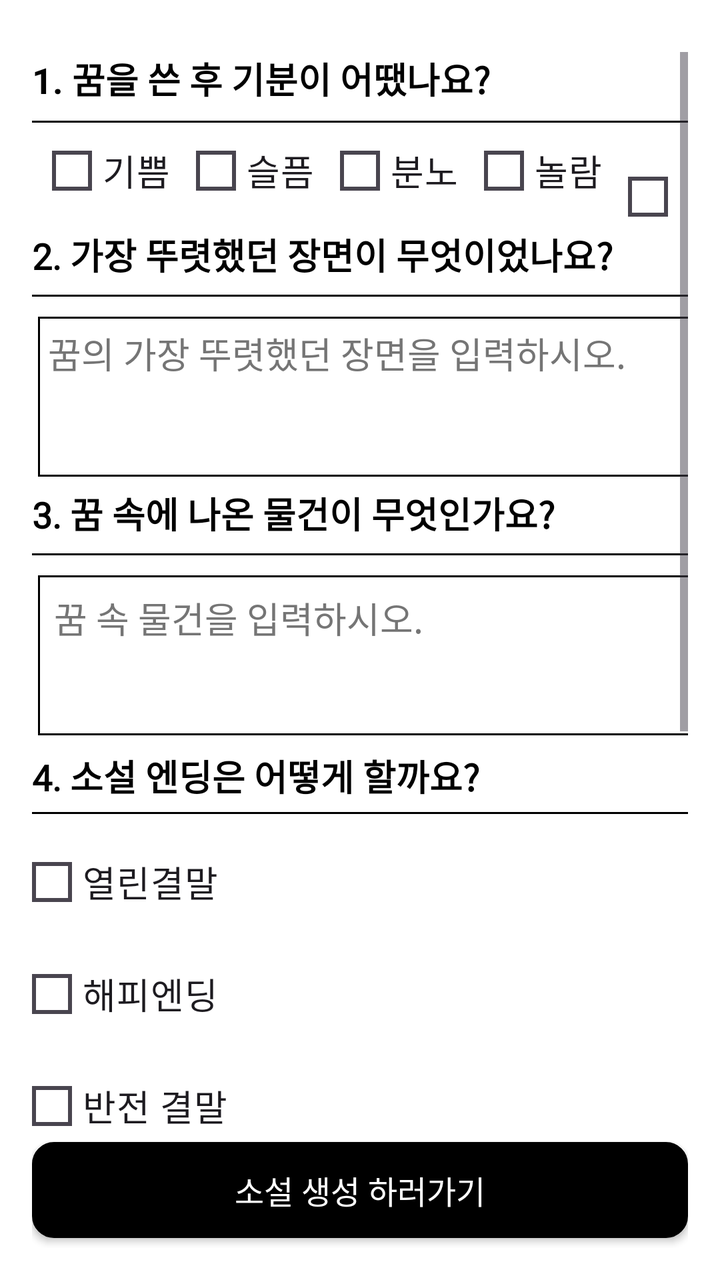
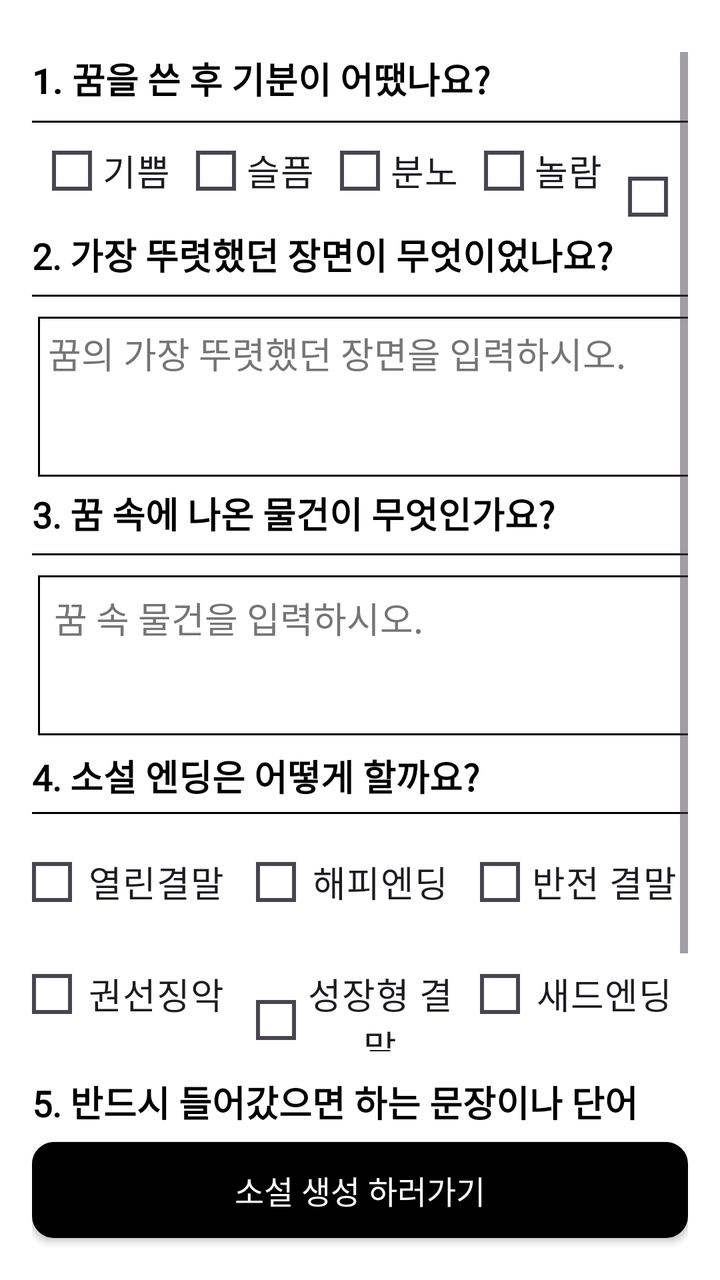

Before-and-after screenshots of an Android layout around one commit, followed by the original layout XML and the change that was made.
<!-- AndroidManifest.xml: application theme Theme.Material3.DayNight.NoActionBar -->
<!-- res/layout/dream_based_nov.xml -->
<?xml version="1.0" encoding="utf-8"?>
<RelativeLayout xmlns:android="http://schemas.android.com/apk/res/android"
    android:layout_width="match_parent"
    android:layout_height="match_parent"
    android:background="#FFFFFF"
    android:padding="16dp">

    
    <ScrollView
        android:layout_width="match_parent"
        android:layout_height="match_parent"
        android:paddingTop="10dp"
        android:layout_above="@+id/btnGenerateNovel">

        <LinearLayout
            android:layout_width="match_parent"
            android:layout_height="wrap_content"
            android:orientation="vertical">

            
            <TextView
                android:id="@+id/tvQuestion_1"
                android:layout_width="wrap_content"
                android:layout_height="wrap_content"
                android:text="@string/que_1"
                android:textSize="18sp"
                android:textColor="#000000"
                android:textStyle="bold"
                android:layout_marginBottom="8dp" />
            <View
                android:layout_width="match_parent"
                android:layout_height="1dp"
                android:background="#000000" />

            <RadioGroup
                android:id="@+id/rgMood"
                android:layout_width="match_parent"
                android:layout_height="wrap_content"
                android:orientation="horizontal"
                android:layout_marginStart="10dp">

                <RadioButton
                    android:id="@+id/rbMoodJoy"
                    android:layout_width="wrap_content"
                    android:layout_height="wrap_content"
                    android:text="@string/custom_radio_se_1"
                    android:fontFamily="@font/spoqahansansneo_bold"
                    android:textSize="18sp"
                    android:paddingStart="5dp"
                    android:paddingEnd="5dp"
                    android:button="@drawable/custom_radio_selector"
                    android:layout_marginEnd="8dp"
                    android:gravity="center"/>

                <RadioButton
                    android:id="@+id/rbMoodSad"
                    android:layout_width="wrap_content"
                    android:layout_height="wrap_content"
                    android:text="@string/custom_radio_se_2"
                    android:fontFamily="@font/spoqahansansneo_bold"
                    android:textSize="18sp"
                    android:paddingStart="5dp"
                    android:paddingEnd="5dp"
                    android:button="@drawable/custom_radio_selector"
                    android:layout_marginEnd="8dp"
                    android:gravity="center"/>

                <RadioButton
                    android:id="@+id/rbMoodAnger"
                    android:layout_width="wrap_content"
                    android:layout_height="wrap_content"
                    android:text="@string/custom_radio_se_4"
                    android:fontFamily="@font/spoqahansansneo_bold"
                    android:textSize="18sp"
                    android:paddingStart="5dp"
                    android:paddingEnd="5dp"
                    android:button="@drawable/custom_radio_selector"
                    android:layout_marginEnd="8dp"
                    android:gravity="center"/>

                <RadioButton
                    android:id="@+id/rbMoodSurprise"
                    android:layout_width="wrap_content"
                    android:layout_height="wrap_content"
                    android:text="@string/custom_radio_se_3"
                    android:fontFamily="@font/spoqahansansneo_bold"
                    android:textSize="18sp"
                    android:paddingStart="5dp"
                    android:paddingEnd="5dp"
                    android:button="@drawable/custom_radio_selector"
                    android:layout_marginEnd="8dp"
                    android:gravity="center"/>

                <RadioButton
                    android:id="@+id/rbMoodAnxiety"
                    android:layout_width="wrap_content"
                    android:layout_height="wrap_content"
                    android:text="@string/custom_radio_se_5"
                    android:fontFamily="@font/spoqahansansneo_bold"
                    android:textSize="18sp"
                    android:paddingStart="5dp"
                    android:paddingEnd="5dp"
                    android:button="@drawable/custom_radio_selector"
                    android:gravity="center"/>

            </RadioGroup>

            
            <TextView
                android:id="@+id/tvQuestion2"
                android:layout_width="wrap_content"
                android:layout_height="wrap_content"
                android:text="@string/que_2"
                android:textColor="#000000"
                android:textSize="18sp"
                android:textStyle="bold"
                android:layout_marginBottom="7dp"
                android:fontFamily="@font/spoqahansansneo_bold" />

            <View
                android:layout_width="match_parent"
                android:layout_height="1dp"
                android:background="#000000"
                android:layout_marginBottom="10dp"/>

            <EditText
                android:id="@+id/etMostVividScene"
                android:layout_width="370dp"
                android:layout_height="80dp"
                android:layout_marginBottom="5dp"
                android:autofillHints="username"
                android:background="@drawable/tv_border"
                android:fontFamily="@font/spoqahansansneo_bold"
                android:gravity="top"
                android:layout_marginStart="3dp"
                android:layout_marginEnd="3dp"
                android:hint="@string/que_h_1"
                android:inputType="textMultiLine"
                android:padding="5dp"
                android:textColorHint="#757575" />

            
            <TextView
                android:id="@+id/tvQuestion3"
                android:layout_width="wrap_content"
                android:layout_height="wrap_content"
                android:text="@string/que_3"
                android:textSize="18sp"
                android:textStyle="bold"
                android:layout_marginBottom="7dp"
                android:textColor="#000000"
                android:fontFamily="@font/spoqahansansneo_bold" />

            <View
                android:layout_width="match_parent"
                android:layout_height="1dp"
                android:background="#000000"
                android:layout_marginBottom="10dp"/>

            <EditText
                android:id="@+id/etDreamObjects"
                android:layout_width="370dp"
                android:layout_height="80dp"
                android:background="@drawable/tv_border"
                android:gravity="top"
                android:inputType="textMultiLine"
                android:padding="8dp"
                android:layout_marginStart="3dp"
                android:layout_marginEnd="3dp"
                android:hint="@string/que_h_2"
                android:fontFamily="@font/spoqahansansneo_bold"
                android:layout_marginBottom="7dp"
                android:textColorHint="#757575"
                android:autofillHints="username" />

            
            <TextView
                android:id="@+id/tvQuestion4"
                android:layout_width="wrap_content"
                android:layout_height="wrap_content"
                android:text="@string/que_4"
                android:textColor="#000000"
                android:textSize="18sp"
                android:textStyle="bold"
                android:layout_marginBottom="5dp"
                android:fontFamily="@font/spoqahansansneo_bold" />

            <View
                android:layout_width="match_parent"
                android:layout_height="1dp"
                android:background="#000000"
                android:layout_marginBottom="10dp"/>

            
            <RadioGroup
                android:id="@+id/rgEnding"
                android:layout_width="match_parent"
                android:layout_height="wrap_content"
                android:orientation="vertical"
                android:layout_marginBottom="12dp">

                <RadioButton
                    android:id="@+id/rbEndingOpen"
                    android:layout_width="wrap_content"
                    android:layout_height="wrap_content"
                    android:text="@string/custom_radio_se_6"
                    android:textSize="18sp"
                    android:paddingStart="5dp"
                    android:paddingEnd="5dp"
                    android:fontFamily="@font/spoqahansansneo_bold"
                    android:button="@drawable/custom_radio_selector"
                    android:gravity="center"
                    android:layout_marginBottom="8dp" />

                <RadioButton
                    android:id="@+id/rbEndingHappy"
                    android:layout_width="wrap_content"
                    android:layout_height="wrap_content"
                    android:text="@string/custom_radio_se_7"
                    android:textSize="18sp"
                    android:paddingStart="5dp"
                    android:paddingEnd="5dp"
                    android:fontFamily="@font/spoqahansansneo_bold"
                    android:button="@drawable/custom_radio_selector"
                    android:gravity="center"
                    android:layout_marginBottom="8dp" />

                <RadioButton
                    android:id="@+id/rbEndingTwist2"
                    android:layout_width="wrap_content"
                    android:layout_height="wrap_content"
                    android:text="@string/custom_radio_se_11"
                    android:textSize="18sp"
                    android:paddingStart="5dp"
                    android:paddingEnd="5dp"
                    android:fontFamily="@font/spoqahansansneo_bold"
                    android:button="@drawable/custom_radio_selector"
                    android:gravity="center"
                    android:layout_marginBottom="8dp" />

                <RadioButton
                    android:id="@+id/rbEndingTwist"
                    android:layout_width="wrap_content"
                    android:layout_height="wrap_content"
                    android:text="@string/custom_radio_se_9"
                    android:textSize="18sp"
                    android:paddingStart="5dp"
                    android:paddingEnd="5dp"
                    android:fontFamily="@font/spoqahansansneo_bold"
                    android:button="@drawable/custom_radio_selector"
                    android:gravity="center"
                    android:layout_marginBottom="8dp" />

                <RadioButton
                    android:id="@+id/rbEndingGrowth"
                    android:layout_width="wrap_content"
                    android:layout_height="wrap_content"
                    android:text="@string/custom_radio_se_10"
                    android:textSize="18sp"
                    android:paddingStart="5dp"
                    android:paddingEnd="5dp"
                    android:fontFamily="@font/spoqahansansneo_bold"
                    android:button="@drawable/custom_radio_selector"
                    android:gravity="center"
                    android:layout_marginBottom="8dp" />

                <RadioButton
                    android:id="@+id/rbEndingSad"
                    android:layout_width="wrap_content"
                    android:layout_height="wrap_content"
                    android:text="@string/custom_radio_se_8"
                    android:textSize="18sp"
                    android:paddingStart="5dp"
                    android:paddingEnd="5dp"
                    android:fontFamily="@font/spoqahansansneo_bold"
                    android:button="@drawable/custom_radio_selector"
                    android:gravity="center" />

            </RadioGroup>

            
            <TextView
                android:id="@+id/tvQuestion5"
                android:layout_width="wrap_content"
                android:layout_height="wrap_content"
                android:text="@string/que_5"
                android:textColor="#000000"
                android:textSize="18sp"
                android:textStyle="bold"
                android:layout_marginBottom="8dp"
                android:fontFamily="@font/spoqahansansneo_bold" />

            <View
                android:layout_width="match_parent"
                android:layout_height="1dp"
                android:background="#000000"
                android:layout_marginBottom="10dp"/>

            <EditText
                android:id="@+id/etRequiredWords"
                android:layout_width="370dp"
                android:layout_height="80dp"
                android:layout_marginBottom="24dp"
                android:layout_marginStart="3dp"
                android:layout_marginEnd="3dp"
                android:autofillHints="username"
                android:background="@drawable/tv_border"
                android:gravity="top"
                android:hint="@string/que_h_3"
                android:textColorHint="#757575"
                android:fontFamily="@font/spoqahansansneo_bold"
                android:inputType="textMultiLine"
                android:padding="8dp" />

        </LinearLayout>
    </ScrollView>

    
    <androidx.appcompat.widget.AppCompatButton
        android:id="@+id/btnGenerateNovel"
        android:layout_width="match_parent"
        android:layout_height="48dp"
        android:layout_alignParentBottom="true"
        android:layout_marginBottom="5dp"
        android:text="@string/q_btn_1"
        android:textSize="16sp"
        android:textColor="@color/white"
        android:background="@drawable/rounded_login"
        android:fontFamily="@font/spoqahansansneo_bold" />

</RelativeLayout>
<!-- resources referenced by this layout -->
<resources>
  <color name="white">#FFFFFFFF</color>
  <!-- drawable custom_radio_selector (drawable) -->
  <?xml version="1.0" encoding="utf-8"?>
  <selector xmlns:android="http://schemas.android.com/apk/res/android">
      <item android:state_checked="true" android:drawable="@drawable/radio_checked" />
      <item android:drawable="@drawable/radio_unchecked" />
  </selector>
  <!-- drawable rounded_login (drawable) -->
  <?xml version="1.0" encoding="utf-8"?>
  <shape xmlns:android="http://schemas.android.com/apk/res/android">
      <solid android:color="#000000"/> 
      <corners android:radius="10dp"/> 
      <stroke android:color="#000000" android:width="2dp"/> 
  </shape>
  <!-- drawable tv_border (drawable) -->
  <?xml version="1.0" encoding="utf-8"?>
  <shape xmlns:android="http://schemas.android.com/apk/res/android"
      android:shape="rectangle">
      
      <solid android:color="@android:color/white"/>
      
      <stroke android:width="1dp" android:color="#000000"/> 
      
  </shape>
  <string name="custom_radio_se_1">"기쁨"</string>
  <string name="custom_radio_se_10">"성장형 결말"</string>
  <string name="custom_radio_se_11">"반전 결말"</string>
  <string name="custom_radio_se_2">"슬픔"</string>
  <string name="custom_radio_se_3">"놀람"</string>
  <string name="custom_radio_se_4">"분노"</string>
  <string name="custom_radio_se_5">"불안"</string>
  <string name="custom_radio_se_6">"열린결말"</string>
  <string name="custom_radio_se_7">"해피엔딩"</string>
  <string name="custom_radio_se_8">"새드엔딩"</string>
  <string name="custom_radio_se_9">"권선징악"</string>
  <string name="q_btn_1">"소설 생성 하러가기"</string>
  <string name="que_1">"1. 꿈을 쓴 후 기분이 어땠나요?"</string>
  <string name="que_2">"2. 가장 뚜렷했던 장면이 무엇이었나요?"</string>
  <string name="que_3">"3. 꿈 속에 나온 물건이 무엇인가요?"</string>
  <string name="que_4">"4. 소설 엔딩은 어떻게 할까요?"</string>
  <string name="que_5">"5. 반드시 들어갔으면 하는 문장이나 단어"</string>
  <string name="que_h_1">"꿈의 가장 뚜렷했던 장면을 입력하시오."</string>
  <string name="que_h_2">"꿈 속 물건을 입력하시오."</string>
  <string name="que_h_3">"필수 단어를 입력하시오."</string>
  <!-- drawable radio_checked (drawable) -->
  <?xml version="1.0" encoding="utf-8"?>
  <vector xmlns:android="http://schemas.android.com/apk/res/android"
      android:width="20dp"
      android:height="20dp"
      android:viewportWidth="24"
      android:viewportHeight="24">
      <path
          android:fillColor="#000000"
          android:pathData="M9,16.17L4.83,12l-1.42,1.41L9,19 21,7l-1.41,-1.41z"/>
  </vector>
  <!-- drawable radio_unchecked (drawable) -->
  <?xml version="1.0" encoding="utf-8"?>
  <shape xmlns:android="http://schemas.android.com/apk/res/android"
      android:shape="rectangle">
      <solid android:color="@android:color/transparent" />
      <stroke
          android:width="2dp"
          android:color="#CCCCCC" />
      <corners android:radius="0dp" />
      <size
          android:width="20dp"
          android:height="20dp" />
  </shape>
</resources>

<!-- the commit's change to res/layout/dream_based_nov.xml (unified diff, before → after) -->
@@ -199,85 +199,106 @@
                 android:orientation="vertical"
                 android:layout_marginBottom="12dp">
 
-                <RadioButton
-                    android:id="@+id/rbEndingOpen"
-                    android:layout_width="wrap_content"
-                    android:layout_height="wrap_content"
-                    android:text="@string/custom_radio_se_6"
-                    android:textSize="18sp"
-                    android:paddingStart="5dp"
-                    android:paddingEnd="5dp"
-                    android:fontFamily="@font/spoqahansansneo_bold"
-                    android:button="@drawable/custom_radio_selector"
-                    android:gravity="center"
-                    android:layout_marginBottom="8dp" />
-
-                <RadioButton
-                    android:id="@+id/rbEndingHappy"
-                    android:layout_width="wrap_content"
-                    android:layout_height="wrap_content"
-                    android:text="@string/custom_radio_se_7"
-                    android:textSize="18sp"
-                    android:paddingStart="5dp"
-                    android:paddingEnd="5dp"
-                    android:fontFamily="@font/spoqahansansneo_bold"
-                    android:button="@drawable/custom_radio_selector"
-                    android:gravity="center"
-                    android:layout_marginBottom="8dp" />
-
-                <RadioButton
-                    android:id="@+id/rbEndingTwist2"
-                    android:layout_width="wrap_content"
-                    android:layout_height="wrap_content"
-                    android:text="@string/custom_radio_se_11"
-                    android:textSize="18sp"
-                    android:paddingStart="5dp"
-                    android:paddingEnd="5dp"
-                    android:fontFamily="@font/spoqahansansneo_bold"
-                    android:button="@drawable/custom_radio_selector"
-                    android:gravity="center"
-                    android:layout_marginBottom="8dp" />
-
-                <RadioButton
-                    android:id="@+id/rbEndingTwist"
-                    android:layout_width="wrap_content"
-                    android:layout_height="wrap_content"
-                    android:text="@string/custom_radio_se_9"
-                    android:textSize="18sp"
-                    android:paddingStart="5dp"
-                    android:paddingEnd="5dp"
-                    android:fontFamily="@font/spoqahansansneo_bold"
-                    android:button="@drawable/custom_radio_selector"
-                    android:gravity="center"
-                    android:layout_marginBottom="8dp" />
-
-                <RadioButton
-                    android:id="@+id/rbEndingGrowth"
-                    android:layout_width="wrap_content"
-                    android:layout_height="wrap_content"
-                    android:text="@string/custom_radio_se_10"
-                    android:textSize="18sp"
-                    android:paddingStart="5dp"
-                    android:paddingEnd="5dp"
-                    android:fontFamily="@font/spoqahansansneo_bold"
-                    android:button="@drawable/custom_radio_selector"
-                    android:gravity="center"
-                    android:layout_marginBottom="8dp" />
-
-                <RadioButton
-                    android:id="@+id/rbEndingSad"
-                    android:layout_width="wrap_content"
-                    android:layout_height="wrap_content"
-                    android:text="@string/custom_radio_se_8"
-                    android:textSize="18sp"
-                    android:paddingStart="5dp"
-                    android:paddingEnd="5dp"
-                    android:fontFamily="@font/spoqahansansneo_bold"
-                    android:button="@drawable/custom_radio_selector"
-                    android:gravity="center" />
+                
+                <LinearLayout
+                    android:layout_width="match_parent"
+                    android:layout_height="wrap_content"
+                    android:orientation="horizontal"
+                    android:layout_marginBottom="8dp">
+
+                    <RadioButton
+                        android:id="@+id/rbEndingOpen"
+                        android:layout_width="0dp"
+                        android:layout_height="wrap_content"
+                        android:layout_weight="1"
+                        android:text="@string/custom_radio_se_6"
+                        android:textSize="18sp"
+                        android:paddingStart="5dp"
+                        android:paddingEnd="5dp"
+                        android:fontFamily="@font/spoqahansansneo_bold"
+                        android:button="@drawable/custom_radio_selector"
+                        android:gravity="center"
+                        android:layout_marginEnd="8dp" />
+
+                    <RadioButton
+                        android:id="@+id/rbEndingHappy"
+                        android:layout_width="0dp"
+                        android:layout_height="wrap_content"
+                        android:layout_weight="1"
+                        android:text="@string/custom_radio_se_7"
+                        android:textSize="18sp"
+                        android:paddingStart="5dp"
+                        android:paddingEnd="5dp"
+                        android:fontFamily="@font/spoqahansansneo_bold"
+                        android:button="@drawable/custom_radio_selector"
+                        android:gravity="center"
+                        android:layout_marginEnd="8dp" />
+
+                    <RadioButton
+                        android:id="@+id/rbEndingTwist2"
+                        android:layout_width="0dp"
+                        android:layout_height="wrap_content"
+                        android:layout_weight="1"
+                        android:text="@string/custom_radio_se_11"
+                        android:textSize="18sp"
+                        android:paddingStart="5dp"
+                        android:paddingEnd="5dp"
+                        android:fontFamily="@font/spoqahansansneo_bold"
+                        android:button="@drawable/custom_radio_selector"
+                        android:gravity="center" />
+
+                </LinearLayout>
+
+                
+                <LinearLayout
+                    android:layout_width="match_parent"
+                    android:layout_height="wrap_content"
+                    android:orientation="horizontal">
+
+                    <RadioButton
+                        android:id="@+id/rbEndingTwist"
+                        android:layout_width="0dp"
+                        android:layout_height="wrap_content"
+                        android:layout_weight="1"
+                        android:text="@string/custom_radio_se_9"
+                        android:textSize="18sp"
+                        android:paddingStart="5dp"
+                        android:paddingEnd="5dp"
+                        android:fontFamily="@font/spoqahansansneo_bold"
+                        android:button="@drawable/custom_radio_selector"
+                        android:gravity="center"
+                        android:layout_marginEnd="8dp" />
+
+                    <RadioButton
+                        android:id="@+id/rbEndingGrowth"
+                        android:layout_width="0dp"
+                        android:layout_height="wrap_content"
+                        android:layout_weight="1"
+                        android:text="@string/custom_radio_se_10"
+                        android:textSize="18sp"
+                        android:paddingStart="5dp"
+                        android:paddingEnd="5dp"
+                        android:fontFamily="@font/spoqahansansneo_bold"
+                        android:button="@drawable/custom_radio_selector"
+                        android:gravity="center"
+                        android:layout_marginEnd="8dp" />
+
+                    <RadioButton
+                        android:id="@+id/rbEndingSad"
+                        android:layout_width="0dp"
+                        android:layout_height="wrap_content"
+                        android:layout_weight="1"
+                        android:text="@string/custom_radio_se_8"
+                        android:textSize="18sp"
+                        android:paddingStart="5dp"
+                        android:paddingEnd="5dp"
+                        android:fontFamily="@font/spoqahansansneo_bold"
+                        android:button="@drawable/custom_radio_selector"
+                        android:gravity="center" />
+
+                </LinearLayout>
 
             </RadioGroup>
-
             
             <TextView
                 android:id="@+id/tvQuestion5"
